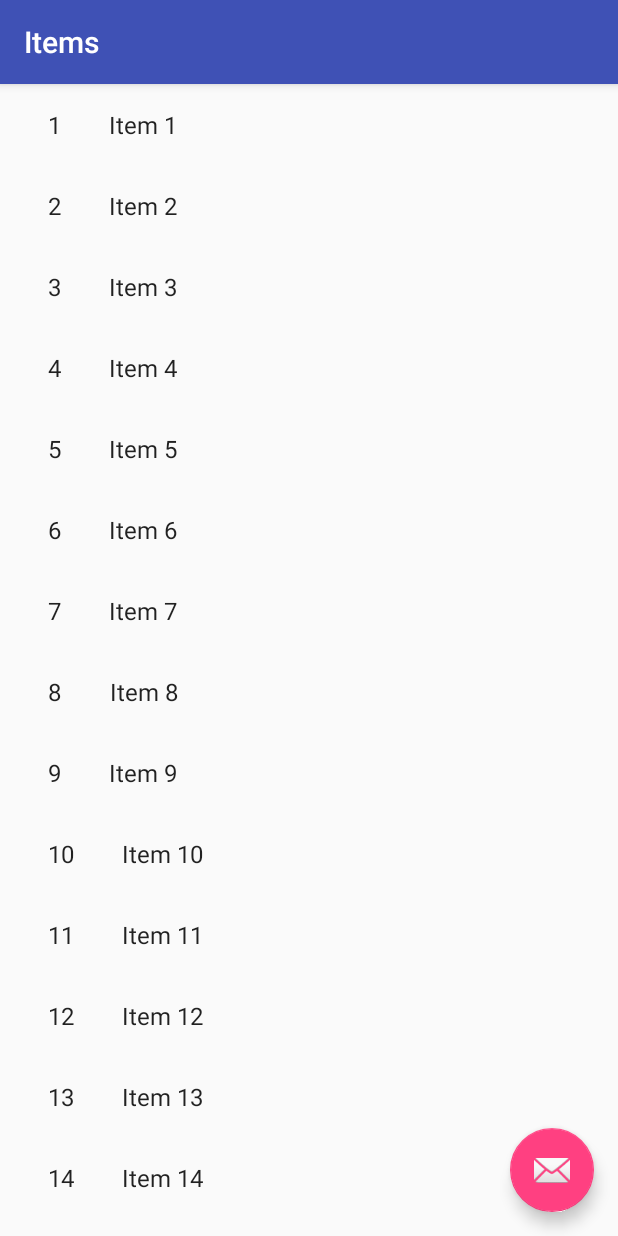
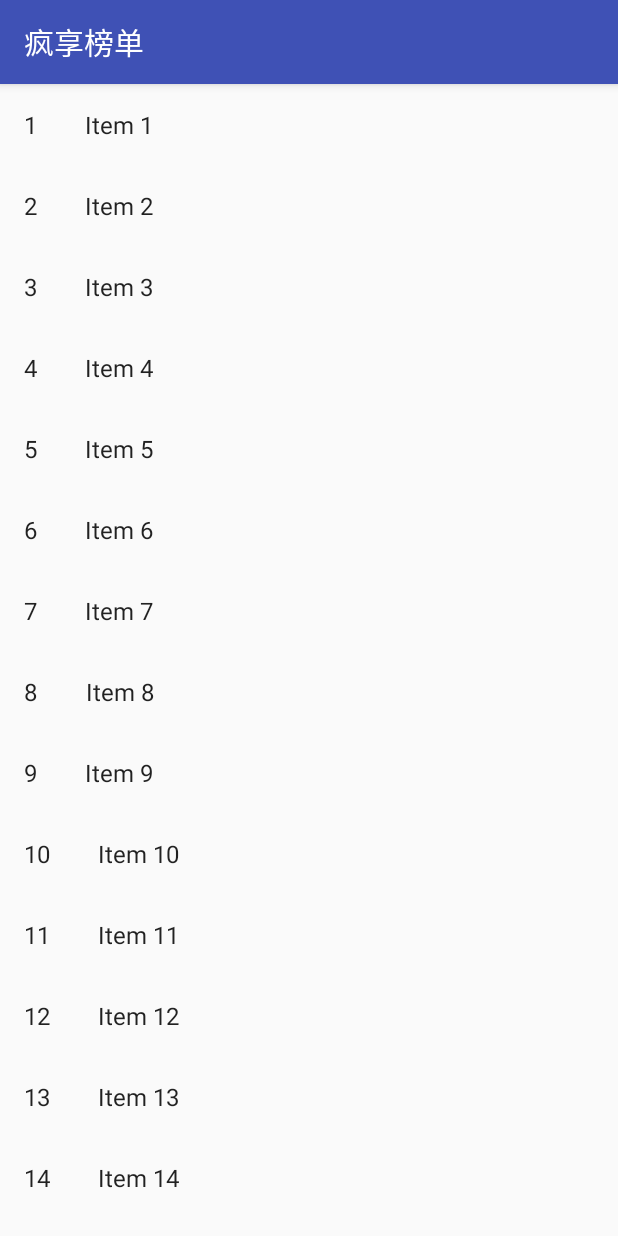
Before and after one commit to LagranRn/ALReader, an Android app: the screen it shows after launch (ItemListActivity before the commit, MainActivity after it), on a phone screen of 412 x 824 dp. Run offline under Robolectric (Android 15) with nearby library versions, the phone set to English and light mode, and no system bars.

Commit message:
基本框架，done
Signed-off-by: 1337 <kong1337@qq.com>

```diff
--- a/app/src/main/java/com/example/administrator/myapplication/ItemDetail/ItemDetailActivity.java
+++ b/app/src/main/java/com/example/administrator/myapplication/ItemDetail/ItemDetailActivity.java
@@ -11,14 +11,14 @@ import android.support.v7.app.ActionBar;
 import android.support.v4.app.NavUtils;
 import android.view.MenuItem;
 
-import com.example.administrator.myapplication.ItemList.ItemListActivity;
+import com.example.administrator.myapplication.Main.MainActivity;
 import com.example.administrator.myapplication.R;
 
 /**
  * An activity representing a single Item detail screen. This
  * activity is only used on narrow width devices. On tablet-size devices,
  * item details are presented side-by-side with a list of items
- * in a {@link ItemListActivity}.
+ * in a {@link MainActivity}.
  */
 public class ItemDetailActivity extends AppCompatActivity {
 
@@ -80,7 +80,7 @@ public class ItemDetailActivity extends AppCompatActivity {
             //
             // http://developer.android.com/design/patterns/navigation.html#up-vs-back
             //
-            NavUtils.navigateUpTo(this, new Intent(this, ItemListActivity.class));
+            NavUtils.navigateUpTo(this, new Intent(this, MainActivity.class));
             return true;
         }
         return super.onOptionsItemSelected(item);
--- a/app/src/main/java/com/example/administrator/myapplication/ItemList/ItemListActivity.java
+++ /dev/null
@@ -1,143 +0,0 @@
-package com.example.administrator.myapplication.ItemList;
-
-import android.content.Context;
-import android.content.Intent;
-import android.os.Bundle;
-import android.support.annotation.NonNull;
-import android.support.v7.app.AppCompatActivity;
-import android.support.v7.widget.RecyclerView;
-import android.support.v7.widget.Toolbar;
-import android.support.design.widget.FloatingActionButton;
-import android.support.design.widget.Snackbar;
-import android.view.LayoutInflater;
-import android.view.View;
-import android.view.ViewGroup;
-import android.widget.TextView;
-
-import com.example.administrator.myapplication.ItemDetail.ItemDetailActivity;
-import com.example.administrator.myapplication.ItemDetail.ItemDetailFragment;
-import com.example.administrator.myapplication.R;
-import com.example.administrator.myapplication.dummy.DummyContent;
-
-import java.util.List;
-
-/**
- * An activity representing a list of Items. This activity
- * has different presentations for handset and tablet-size devices. On
- * handsets, the activity presents a list of items, which when touched,
- * lead to a {@link ItemDetailActivity} representing
- * item details. On tablets, the activity presents the list of items and
- * item details side-by-side using two vertical panes.
- */
-public class ItemListActivity extends AppCompatActivity {
-
-    /**
-     * Whether or not the activity is in two-pane mode, i.e. running on a tablet
-     * device.
-     */
-    private boolean mTwoPane;
-
-    @Override
-    protected void onCreate(Bundle savedInstanceState) {
-        super.onCreate(savedInstanceState);
-        setContentView(R.layout.activity_item_list);
-
-        Toolbar toolbar = (Toolbar) findViewById(R.id.toolbar);
-        setSupportActionBar(toolbar);
-        toolbar.setTitle(getTitle());
-
-        FloatingActionButton fab = (FloatingActionButton) findViewById(R.id.fab);
-        fab.setOnClickListener(new View.OnClickListener() {
-            @Override
-            public void onClick(View view) {
-                Snackbar.make(view, "Replace with your own action", Snackbar.LENGTH_LONG)
-                        .setAction("Action", null).show();
-            }
-        });
-
-        if (findViewById(R.id.item_detail_container) != null) {
-            // The detail container view will be present only in the
-            // large-screen layouts (res/values-w900dp).
-            // If this view is present, then the
-            // activity should be in two-pane mode.
-            mTwoPane = true;
-        }
-
-        View recyclerView = findViewById(R.id.item_list);
-        assert recyclerView != null;
-        setupRecyclerView((RecyclerView) recyclerView);
-    }
-
-    private void setupRecyclerView(@NonNull RecyclerView recyclerView) {
-        recyclerView.setAdapter(new SimpleItemRecyclerViewAdapter(this, DummyContent.ITEMS, mTwoPane));
-    }
-
-    public static class SimpleItemRecyclerViewAdapter
-            extends RecyclerView.Adapter<SimpleItemRecyclerViewAdapter.ViewHolder> {
-
-        private final ItemListActivity mParentActivity;
-        private final List<DummyContent.DummyItem> mValues;
-        private final boolean mTwoPane;
-        private final View.OnClickListener mOnClickListener = new View.OnClickListener() {
-            @Override
-            public void onClick(View view) {
-                DummyContent.DummyItem item = (DummyContent.DummyItem) view.getTag();
-                if (mTwoPane) {
-                    Bundle arguments = new Bundle();
-                    arguments.putString(ItemDetailFragment.ARG_ITEM_ID, item.id);
-                    ItemDetailFragment fragment = new ItemDetailFragment();
-                    fragment.setArguments(arguments);
-                    mParentActivity.getSupportFragmentManager().beginTransaction()
-                            .replace(R.id.item_detail_container, fragment)
-                            .commit();
-                } else {
-                    Context context = view.getContext();
-                    Intent intent = new Intent(context, ItemDetailActivity.class);
-                    intent.putExtra(ItemDetailFragment.ARG_ITEM_ID, item.id);
-
-                    context.startActivity(intent);
-                }
-            }
-        };
-
-        SimpleItemRecyclerViewAdapter(ItemListActivity parent,
-                                      List<DummyContent.DummyItem> items,
-                                      boolean twoPane) {
-            mValues = items;
-            mParentActivity = parent;
-            mTwoPane = twoPane;
-        }
-
-        @Override
-        public ViewHolder onCreateViewHolder(ViewGroup parent, int viewType) {
-            View view = LayoutInflater.from(parent.getContext())
-                    .inflate(R.layout.item_list_content, parent, false);
-            return new ViewHolder(view);
-        }
-
-        @Override
-        public void onBindViewHolder(final ViewHolder holder, int position) {
-            holder.mIdView.setText(mValues.get(position).id);
-            holder.mContentView.setText(mValues.get(position).content);
-
-            holder.itemView.setTag(mValues.get(position));
-            holder.itemView.setOnClickListener(mOnClickListener);
-        }
-
-        @Override
-        public int getItemCount() {
-            return mValues.size();
-        }
-
-        class ViewHolder extends RecyclerView.ViewHolder {
-            final TextView mIdView;
-            final TextView mContentView;
-
-            ViewHolder(View view) {
-                super(view);
-                mIdView = (TextView) view.findViewById(R.id.id_text);
-                mContentView = (TextView) view.findViewById(R.id.content);
-            }
-        }
-    }
-}
--- a/app/src/main/java/com/example/administrator/myapplication/Main/MainActivity.java
+++ b/app/src/main/java/com/example/administrator/myapplication/Main/MainActivity.java
@@ -1,7 +1,6 @@
 package com.example.administrator.myapplication.Main;
 
 import android.content.Intent;
-import android.net.Uri;
 import android.support.v4.app.Fragment;
 import android.support.v4.view.ViewPager;
 import android.support.v7.app.AppCompatActivity;
@@ -11,7 +10,6 @@ import com.example.administrator.myapplication.Adapter.FragmentAdapter;
 import com.example.administrator.myapplication.ItemDetail.ItemDetailActivity;
 import com.example.administrator.myapplication.ItemDetail.ItemDetailFragment;
 import com.example.administrator.myapplication.ItemList.ItemFragment;
-import com.example.administrator.myapplication.ItemList.ItemListActivity;
 import com.example.administrator.myapplication.MyStar.BlankFragment;
 import com.example.administrator.myapplication.R;
 import com.example.administrator.myapplication.dummy.DummyContent;
@@ -28,7 +26,7 @@ public class MainActivity extends AppCompatActivity implements ItemFragment.OnLi
 
         List<Fragment> mFragments = new ArrayList<>();
 
-        mFragments.add(ItemFragment.newInstance(2));
+        mFragments.add(ItemFragment.newInstance(1));
         mFragments.add(BlankFragment.newInstance());
 
         FragmentAdapter adapter = new FragmentAdapter(getSupportFragmentManager());
@@ -36,7 +34,6 @@ public class MainActivity extends AppCompatActivity implements ItemFragment.OnLi
 
         ViewPager mViewPager = findViewById(R.id.vp_Container);
         mViewPager.setAdapter(adapter);
-        startActivity(new Intent(MainActivity.this,ItemListActivity.class));
     }
 
     @Override
--- a/app/src/main/java/com/example/administrator/myapplication/MyStar/BlankFragment.java
+++ b/app/src/main/java/com/example/administrator/myapplication/MyStar/BlankFragment.java
@@ -9,6 +9,7 @@ import android.view.LayoutInflater;
 import android.view.View;
 import android.view.ViewGroup;
 import android.widget.Button;
+import android.widget.Toast;
 
 import com.example.administrator.myapplication.R;
 
@@ -23,8 +24,9 @@ public class BlankFragment extends Fragment {
     @Override
     public View onCreateView(@NonNull LayoutInflater inflater, @Nullable ViewGroup container,
                              @Nullable Bundle savedInstanceState) {
-
-        return inflater.inflate(R.layout.blank_fragment, container, false);
+        View view = inflater.inflate(R.layout.blank_fragment, container, false);
+        mButton = view.findViewById(R.id.mButtonTest);
+        return view;
     }
 
     @Override
@@ -33,6 +35,13 @@ public class BlankFragment extends Fragment {
         mViewModel = ViewModelProviders.of(this).get(BlankViewModel.class);
         // TODO: Use the ViewModel
 
+        mButton.setOnClickListener(new View.OnClickListener() {
+            @Override
+            public void onClick(View v) {
+                Toast.makeText(getContext(), "nihao?", Toast.LENGTH_SHORT).show();
+            }
+        });
+
     }
 
 }
--- a/app/src/main/java/com/example/administrator/myapplication/MyStar/BlankViewModel.java
+++ b/app/src/main/java/com/example/administrator/myapplication/MyStar/BlankViewModel.java
@@ -4,4 +4,5 @@ import android.arch.lifecycle.ViewModel;
 
 public class BlankViewModel extends ViewModel {
     // TODO: Implement the ViewModel
+
 }
--- a/app/src/main/res/layout/activity_item_list.xml
+++ /dev/null
@@ -1,42 +0,0 @@
-<?xml version="1.0" encoding="utf-8"?>
-<android.support.design.widget.CoordinatorLayout xmlns:android="http://schemas.android.com/apk/res/android"
-    xmlns:app="http://schemas.android.com/apk/res-auto"
-    xmlns:tools="http://schemas.android.com/tools"
-    android:layout_width="match_parent"
-    android:layout_height="match_parent"
-    android:fitsSystemWindows="true"
-    tools:context=".ItemList.ItemListActivity">
-
-    <android.support.design.widget.AppBarLayout
-        android:id="@+id/app_bar"
-        android:layout_width="match_parent"
-        android:layout_height="wrap_content"
-        android:theme="@style/AppTheme.AppBarOverlay">
-
-        <android.support.v7.widget.Toolbar
-            android:id="@+id/toolbar"
-            android:layout_width="match_parent"
-            android:layout_height="?attr/actionBarSize"
-            app:popupTheme="@style/AppTheme.PopupOverlay" />
-
-    </android.support.design.widget.AppBarLayout>
-
-    <FrameLayout
-        android:id="@+id/frameLayout"
-        android:layout_width="match_parent"
-        android:layout_height="match_parent"
-        app:layout_behavior="@string/appbar_scrolling_view_behavior">
-
-        <include layout="@layout/item_list" />
-    </FrameLayout>
-
-    <android.support.design.widget.FloatingActionButton
-        android:id="@+id/fab"
-        android:layout_width="wrap_content"
-        android:layout_height="wrap_content"
-        android:layout_gravity="bottom|end"
-        android:layout_margin="@dimen/fab_margin"
-        app:srcCompat="@android:drawable/ic_dialog_email" />
-
-
-</android.support.design.widget.CoordinatorLayout>
--- a/app/src/main/res/values/strings.xml
+++ b/app/src/main/res/values/strings.xml
@@ -1,5 +1,5 @@
 <resources>
-    <string name="app_name">My Application</string>
-    <string name="title_item_list">Items</string>
-    <string name="title_item_detail">Item Detail</string>
+    <string name="app_name">疯享榜单</string>
+    <string name="title_item_list">电影</string>
+    <string name="title_item_detail">详情</string>
 </resources>
```
Also changed, not shown: app/src/main/AndroidManifest.xml (+2 -6 lines), app/src/main/java/com/example/administrator/myapplication/ItemDetail/ItemDetailFragment.java (+1 -7 lines), app/src/main/res/drawable/test.jpg (deleted).
